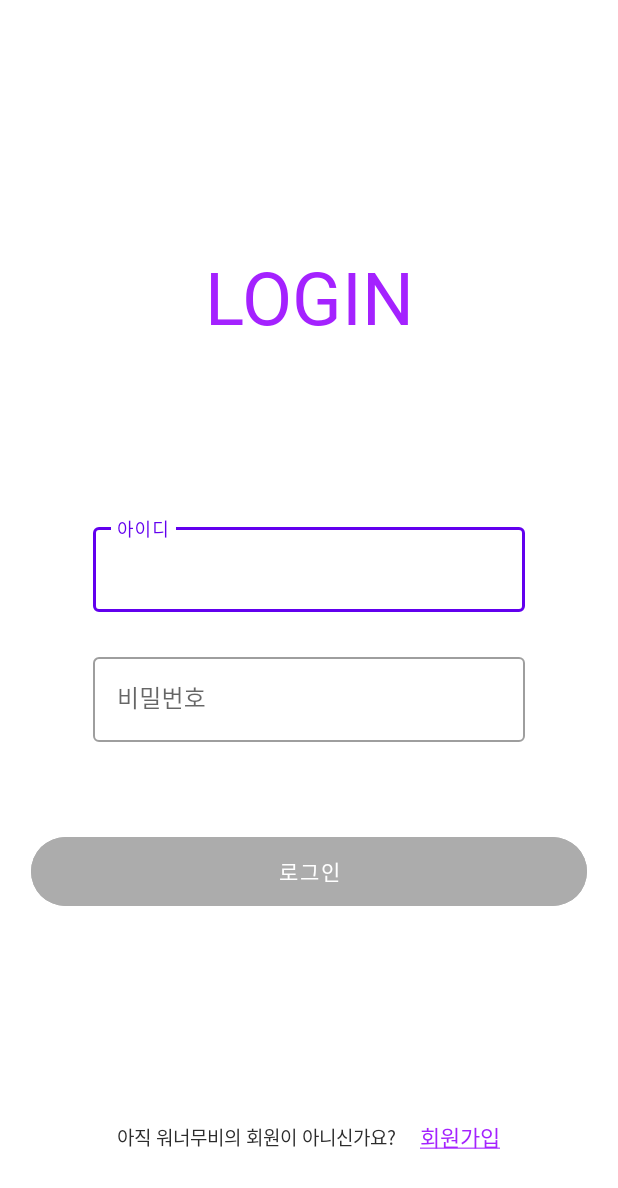
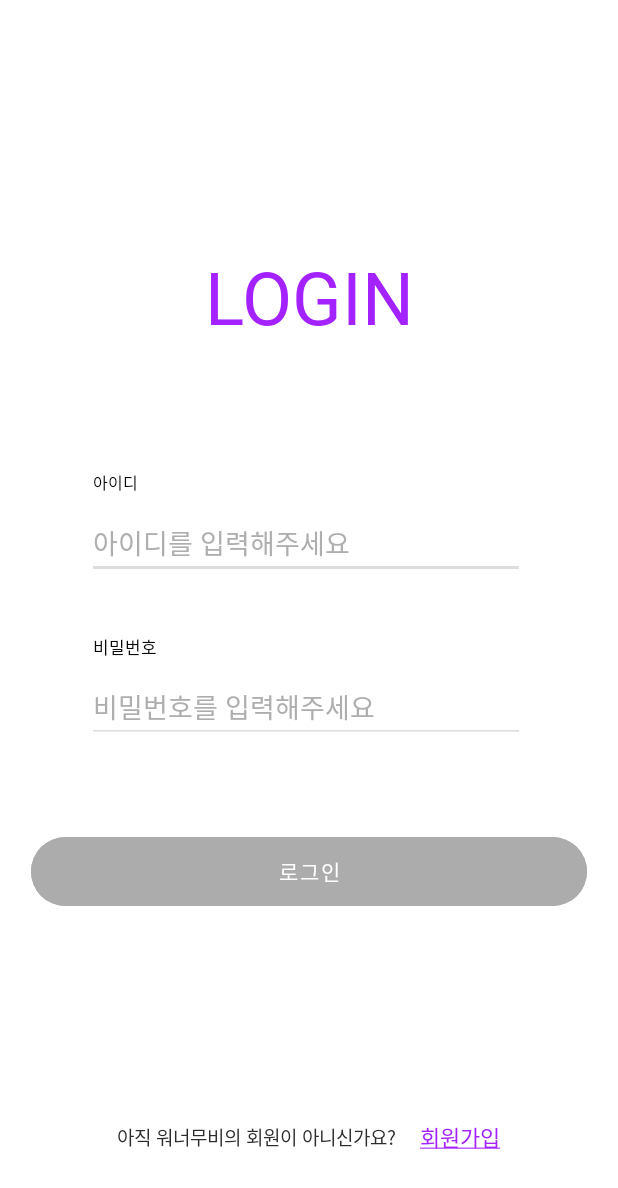
Before and after one commit to hanchang97/Wanna-Movie, an Android app: the screen it shows after launch (LoginActivity), on a phone screen of 412 x 824 dp. Shown: the top 1188 px of the screen. Run offline under Robolectric (Android 15) with nearby library versions, the phone set to English and light mode, and no system bars.

Commit message:
로그인 화면 수정 및 가입환영 화면 추가

```diff
--- a/app/src/main/AndroidManifest.xml
+++ b/app/src/main/AndroidManifest.xml
@@ -27,6 +27,8 @@
             android:screenOrientation="portrait"/>
         <activity android:name=".presentation.signup.SignupActivity"
             android:screenOrientation="portrait"/>
+        <activity android:name=".presentation.welcome.WelcomeActivity"
+            android:screenOrientation="portrait"/>
     </application>
 
 </manifest>
--- a/app/src/main/java/com/example/wannamovie/presentation/login/LoginActivity.kt
+++ b/app/src/main/java/com/example/wannamovie/presentation/login/LoginActivity.kt
@@ -89,4 +89,10 @@ class LoginActivity: AppCompatActivity() {
             startActivity(intent)
         }
     }
+
+    override fun onResume() {
+        super.onResume()
+        binding.etId.clearFocus()
+        binding.etPw.clearFocus()
+    }
 }
--- a/app/src/main/res/layout/activity_login.xml
+++ b/app/src/main/res/layout/activity_login.xml
@@ -20,6 +20,13 @@
         android:layout_height="0dp"
         android:orientation="horizontal"
         app:layout_constraintGuide_percent="0.28"/>
+
+    <androidx.constraintlayout.widget.Guideline
+        android:id="@+id/guideline_horizontal_38"
+        android:layout_width="0dp"
+        android:layout_height="0dp"
+        android:orientation="horizontal"
+        app:layout_constraintGuide_percent="0.38"/>
 
     <androidx.constraintlayout.widget.Guideline
         android:id="@+id/guideline_horizontal_42"
@@ -74,11 +81,25 @@
 
     <!-- vertical -->
     <androidx.constraintlayout.widget.Guideline
+        android:id="@+id/guideline_vertical_4.44"
+        android:layout_width="0dp"
+        android:layout_height="0dp"
+        android:orientation="vertical"
+        app:layout_constraintGuide_percent="0.0444"/>
+
+    <androidx.constraintlayout.widget.Guideline
         android:id="@+id/guideline_vertical_5"
         android:layout_width="0dp"
         android:layout_height="0dp"
         android:orientation="vertical"
         app:layout_constraintGuide_percent="0.05"/>
+
+    <androidx.constraintlayout.widget.Guideline
+        android:id="@+id/guideline_vertical_14"
+        android:layout_width="0dp"
+        android:layout_height="0dp"
+        android:orientation="vertical"
+        app:layout_constraintGuide_percent="0.14"/>
 
     <androidx.constraintlayout.widget.Guideline
         android:id="@+id/guideline_vertical_15"
@@ -143,6 +164,13 @@
         android:orientation="vertical"
         app:layout_constraintGuide_percent="0.95"/>
 
+    <androidx.constraintlayout.widget.Guideline
+        android:id="@+id/guideline_vertical_95.56"
+        android:layout_width="0dp"
+        android:layout_height="0dp"
+        android:orientation="vertical"
+        app:layout_constraintGuide_percent="0.9556"/>
+
     <!-- vertical -->
 
 
@@ -157,50 +185,84 @@
         style="@style/tv_login_title"
         android:maxLines="1"/>
 
-    <com.google.android.material.textfield.TextInputLayout
-        android:id="@+id/til_id"
+    <TextView
+        android:id="@+id/tv_id_description"
+        android:layout_width="0dp"
+        android:layout_height="0dp"
+        app:layout_constraintHeight_percent="0.02"
+        style="@style/tv_info_regist_description"
+        app:layout_constraintTop_toBottomOf="@id/guideline_horizontal_38"
+        app:layout_constraintLeft_toLeftOf="@id/guideline_vertical_15"
+        app:layout_constraintRight_toRightOf="@id/guideline_vertical_85"
+        android:text="아이디"/>
+
+    <View
+        android:id="@+id/View_2"
+        android:layout_width="match_parent"
+        android:layout_height="0dp"
+        app:layout_constraintHeight_percent="0.01"
+        app:layout_constraintTop_toBottomOf="@id/tv_id_description"/>
+
+    <EditText
+        android:id="@+id/et_id"
         android:layout_width="0dp"
         android:layout_height="wrap_content"
-        app:layout_constraintTop_toTopOf="@id/guideline_horizontal_42"
-        app:layout_constraintLeft_toLeftOf="@id/guideline_vertical_15"
+        app:layout_constraintLeft_toLeftOf="@id/guideline_vertical_14"
         app:layout_constraintRight_toRightOf="@id/guideline_vertical_85"
-        style="@style/Widget.MaterialComponents.TextInputLayout.OutlinedBox">
+        app:layout_constraintTop_toBottomOf="@id/View_2"
+        android:maxLines="1"
+        android:hint="@string/et_hint_regist_id"
+        android:textColorHint="@color/wm_edittext_hint"
+        android:backgroundTint="#DDDDDD"
 
-        <com.google.android.material.textfield.TextInputEditText
-            android:id="@+id/et_id"
-            android:layout_width="match_parent"
-            android:layout_height="wrap_content"
-            android:hint="아이디"
-            android:inputType="textEmailAddress"/>
+        android:inputType="textEmailAddress"
+        android:textCursorDrawable="@drawable/edit_text_cursor"
+        />
 
 
-    </com.google.android.material.textfield.TextInputLayout>
 
     <View
         android:id="@+id/view_1"
         android:layout_width="match_parent"
         android:layout_height="0dp"
-        app:layout_constraintHeight_percent="0.03"
-        app:layout_constraintTop_toBottomOf="@id/til_id"/>
+        app:layout_constraintHeight_percent="0.045"
+        app:layout_constraintTop_toBottomOf="@id/et_id"/>
 
-    <com.google.android.material.textfield.TextInputLayout
-        android:id="@+id/til_pw"
+    <TextView
+        android:id="@+id/tv_pw_description"
         android:layout_width="0dp"
-        android:layout_height="wrap_content"
+        android:layout_height="0dp"
+        app:layout_constraintHeight_percent="0.02"
+        style="@style/tv_info_regist_description"
         app:layout_constraintTop_toBottomOf="@id/view_1"
         app:layout_constraintLeft_toLeftOf="@id/guideline_vertical_15"
         app:layout_constraintRight_toRightOf="@id/guideline_vertical_85"
-        style="@style/Widget.MaterialComponents.TextInputLayout.OutlinedBox">
+        android:text="비밀번호"/>
 
-        <com.google.android.material.textfield.TextInputEditText
-            android:id="@+id/et_pw"
-            android:layout_width="match_parent"
-            android:layout_height="wrap_content"
-            android:hint="비밀번호"
-            android:inputType="textPassword"/>
+    <View
+        android:id="@+id/view_3"
+        android:layout_width="match_parent"
+        android:layout_height="0dp"
+        app:layout_constraintHeight_percent="0.01"
+        app:layout_constraintTop_toBottomOf="@id/tv_pw_description"/>
+
+    <EditText
+        android:id="@+id/et_pw"
+        android:layout_width="0dp"
+        android:layout_height="wrap_content"
+        app:layout_constraintLeft_toLeftOf="@id/guideline_vertical_14"
+        app:layout_constraintRight_toRightOf="@id/guideline_vertical_85"
+        app:layout_constraintTop_toBottomOf="@id/view_3"
+        android:maxLines="1"
+        android:hint="@string/et_hint_regist_pw"
+        android:textColorHint="@color/wm_edittext_hint"
+        android:backgroundTint="#DDDDDD"
+
+        android:inputType="textPassword"
+        android:textCursorDrawable="@drawable/edit_text_cursor"
+        />
 
 
-    </com.google.android.material.textfield.TextInputLayout>
 
 
 
--- a/app/src/main/res/layout/activity_signup.xml
+++ b/app/src/main/res/layout/activity_signup.xml
@@ -374,7 +374,7 @@
         android:textColor="#FFFFFF"
         android:backgroundTint="#ACACAC"
 
-        android:enabled="false"
+
         app:shapeAppearanceOverlay="@style/btnRaduisShape"
         />
 
--- a/app/src/main/res/values/colors.xml
+++ b/app/src/main/res/values/colors.xml
@@ -14,4 +14,6 @@
     <color name="splash_title_end">#F182FF</color>
 
     <color name="wm_edittext_hint">#AEAEAE</color>
+
+    <color name="btn_active">#A422FF</color>
 </resources>
```
Also changed, not shown: app/src/main/java/com/example/wannamovie/presentation/signup/SignupActivity.kt (+8 -0 lines), app/src/main/java/com/example/wannamovie/presentation/welcome/WelcomeActivity.kt (added, +18 -0 lines), app/src/main/res/layout/activity_welcome.xml (added, +91 -0 lines), app/src/main/res/values/text_style.xml (+9 -0 lines), app/src/main/res/drawable/image_congratulate.png (added), 2 other files.
